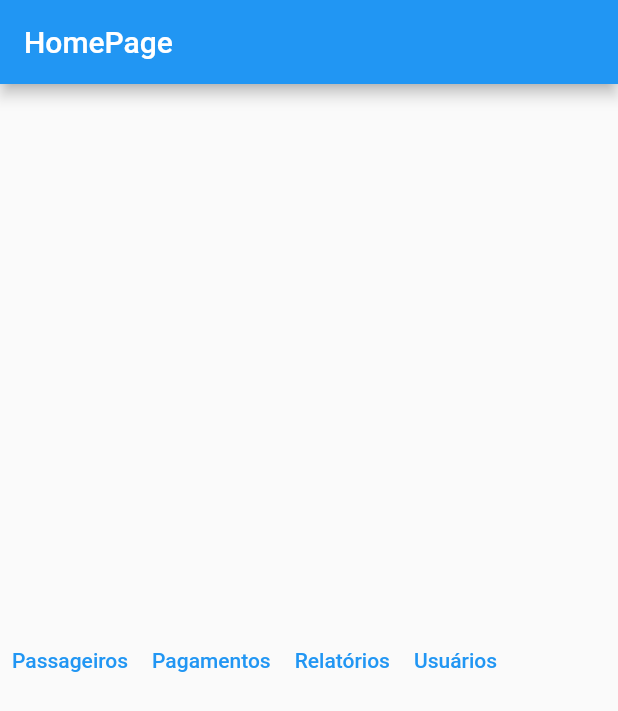
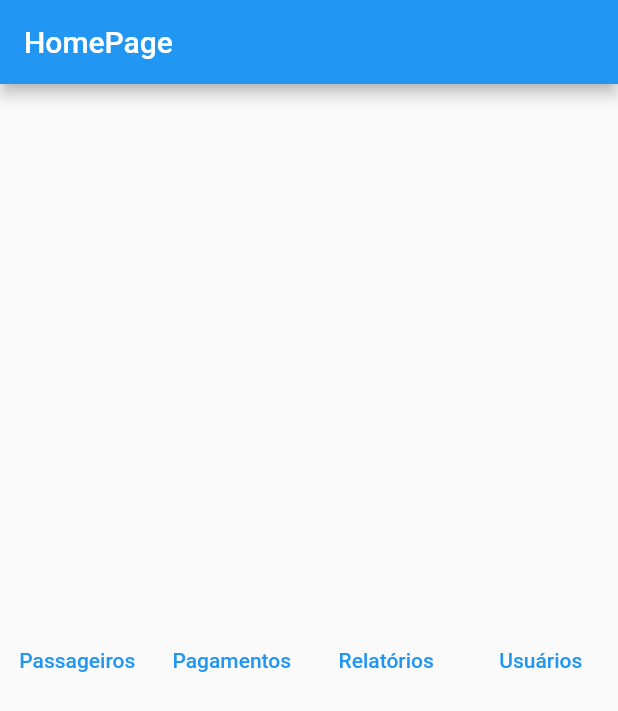
Before and after one commit to eversonevo/controle_viagem, a Flutter app: the screen it shows after launch, on a phone screen of 412 x 824 dp. Shown: the top 711 px of the screen. Run offline on Flutter 3.47's test engine with Material 2 defaults, Android fonts, the phone set to English and light mode, and no system bars; our stand-ins replace get.

Commit message:
algumas correções

```diff
--- a/lib/app/modules/home/home_page.dart
+++ b/lib/app/modules/home/home_page.dart
@@ -13,23 +13,29 @@ class HomePage extends GetView<HomeController> {
       ),
       body: Container(
         child: Center(
-          child: Expanded(
-            child: Row(
-              children: [
-                TextButton(
+          child: Row(
+            children: [
+              Expanded(
+                child: TextButton(
                     onPressed: controller.accessPassenger,
                     child: const Text('Passageiros')),
-                TextButton(
+              ),
+              Expanded(
+                child: TextButton(
                     onPressed: controller.accessPayments,
                     child: const Text('Pagamentos')),
-                TextButton(
+              ),
+              Expanded(
+                child: TextButton(
                     onPressed: controller.accessReports,
                     child: const Text('Relatórios')),
-                TextButton(
+              ),
+              Expanded(
+                child: TextButton(
                     onPressed: controller.accessUser,
                     child: const Text('Usuários')),
-              ],
-            ),
+              ),
+            ],
           ),
         ),
       ),
```
Also changed, not shown: lib/app/models/passenger.dart (+5 -5 lines), lib/app/modules/passenger/passenger_controller.dart (+24 -2 lines), lib/app/modules/passenger/passenger_page.dart (+17 -1 lines), lib/app/modules/passenger/repository/widgets/card_passenger.dart (added, +33 -0 lines).
